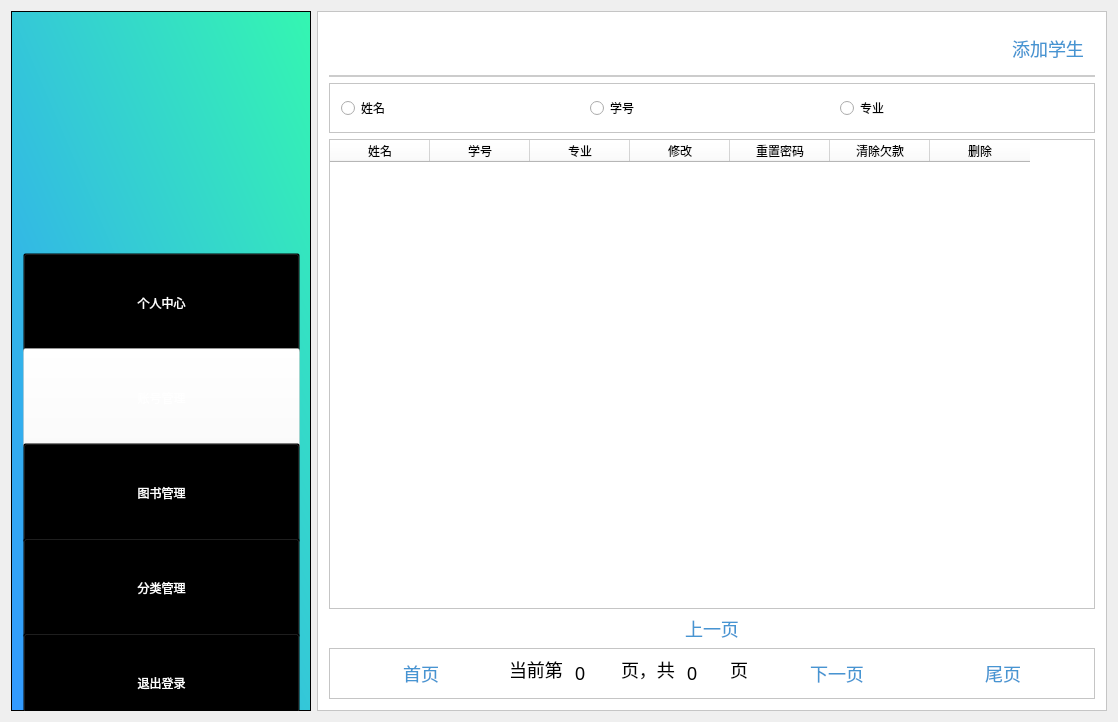
First picture: the form in Library/Library/admin_searchuser.ui, repository BooksOcean/BooksOcean, before the edit.
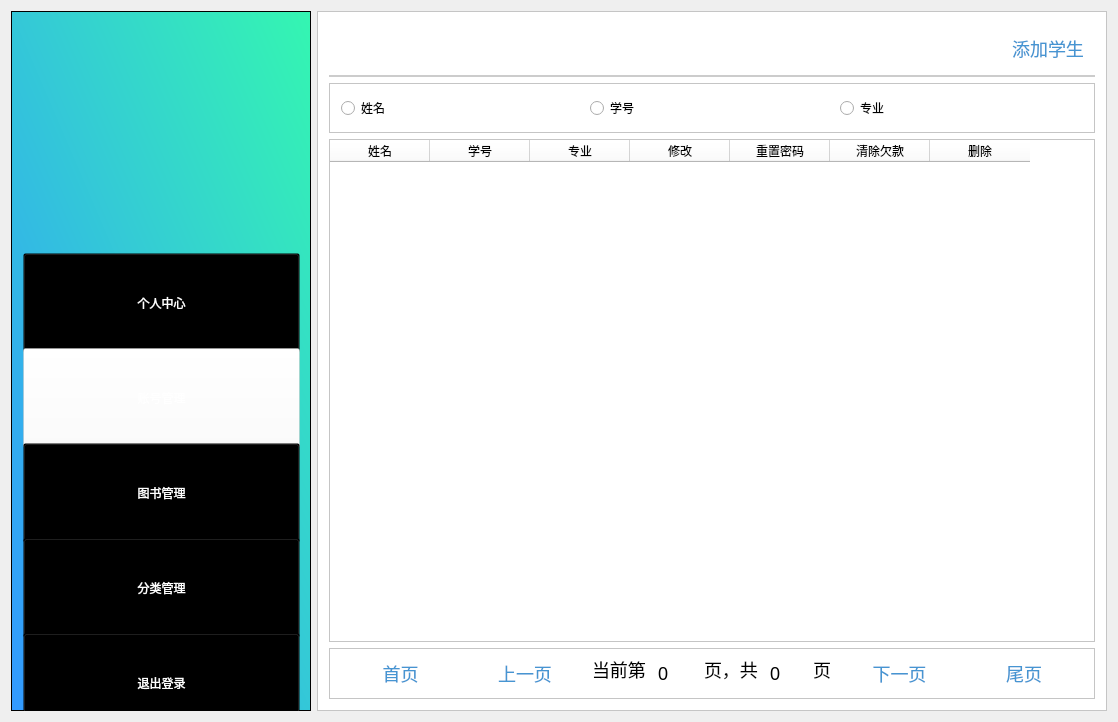
Second picture: the form after the edit. Icons and pictures are not drawn.

The edit to the form file:
```diff
--- a/Library/Library/admin_searchuser.ui
+++ b/Library/Library/admin_searchuser.ui
@@ -393,24 +393,6 @@
         </column>
        </widget>
       </item>
-      <item>
-       <widget class="QPushButton" name="btnLastPage">
-        <property name="sizePolicy">
-         <sizepolicy hsizetype="Preferred" vsizetype="Fixed">
-          <horstretch>0</horstretch>
-          <verstretch>0</verstretch>
-         </sizepolicy>
-        </property>
-        <property name="styleSheet">
-         <string notr="true">color:#4695d2;
-border:none;
-font-size:18px;</string>
-        </property>
-        <property name="text">
-         <string>上一页</string>
-        </property>
-       </widget>
-      </item>
       <item>
        <widget class="QFrame" name="frame_5">
         <property name="sizePolicy">
@@ -444,6 +426,24 @@
            </property>
           </widget>
          </item>
+         <item>
+          <widget class="QPushButton" name="btnLastPage">
+           <property name="sizePolicy">
+            <sizepolicy hsizetype="Preferred" vsizetype="Fixed">
+             <horstretch>0</horstretch>
+             <verstretch>0</verstretch>
+            </sizepolicy>
+           </property>
+           <property name="styleSheet">
+            <string notr="true">color:#4695d2;
+border:none;
+font-size:18px;</string>
+           </property>
+           <property name="text">
+            <string>上一页</string>
+           </property>
+          </widget>
+         </item>
          <item>
           <layout class="QHBoxLayout" name="horizontalLayout_3">
            <item>
@@ -467,6 +467,9 @@
              <property name="text">
               <string>当前第</string>
              </property>
+             <property name="readOnly">
+              <bool>true</bool>
+             </property>
             </widget>
            </item>
            <item>
@@ -490,6 +493,9 @@
              <property name="text">
               <string>0</string>
              </property>
+             <property name="readOnly">
+              <bool>true</bool>
+             </property>
             </widget>
            </item>
            <item>
@@ -513,6 +519,9 @@
              <property name="text">
               <string>页，共</string>
              </property>
+             <property name="readOnly">
+              <bool>true</bool>
+             </property>
             </widget>
            </item>
            <item>
@@ -537,6 +546,9 @@
              <property name="text">
               <string>0</string>
              </property>
+             <property name="readOnly">
+              <bool>true</bool>
+             </property>
             </widget>
            </item>
            <item>
@@ -560,6 +572,9 @@
              <property name="text">
               <string>页</string>
              </property>
+             <property name="readOnly">
+              <bool>true</bool>
+             </property>
             </widget>
            </item>
           </layout>
```
